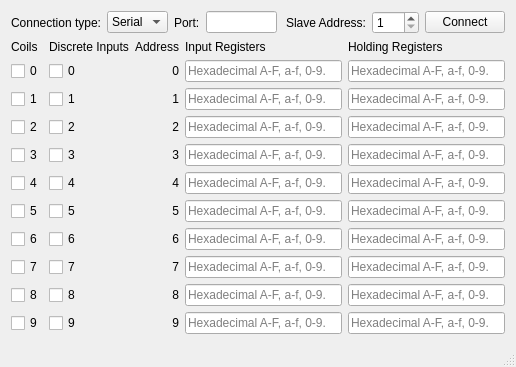
The window that examples/serialbus/modbus/slave/mainwindow.ui (qt/qtserialbus) describes before a commit, drawn with Qt 5.
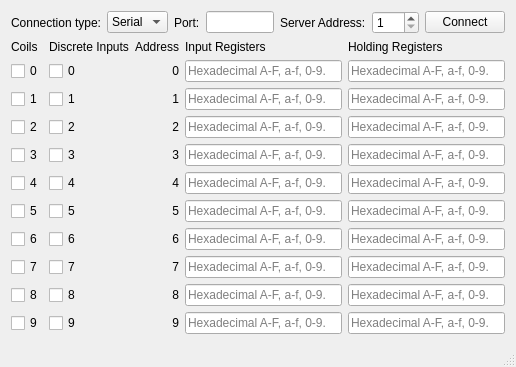
The same window after the commit.

Commit message: Finally rename all remaining slave* occurrences to server*.

Patch:
```diff
--- a/examples/serialbus/modbus/slave/mainwindow.ui
+++ b/examples/serialbus/modbus/slave/mainwindow.ui
@@ -26,7 +26,7 @@
          </sizepolicy>
         </property>
         <property name="text">
-         <string>Slave Address:</string>
+         <string>Server Address:</string>
         </property>
        </widget>
       </item>
```
Left out of the diff: 4 changed lines with no effect on the pictures. The commit also changes 18 other files.
